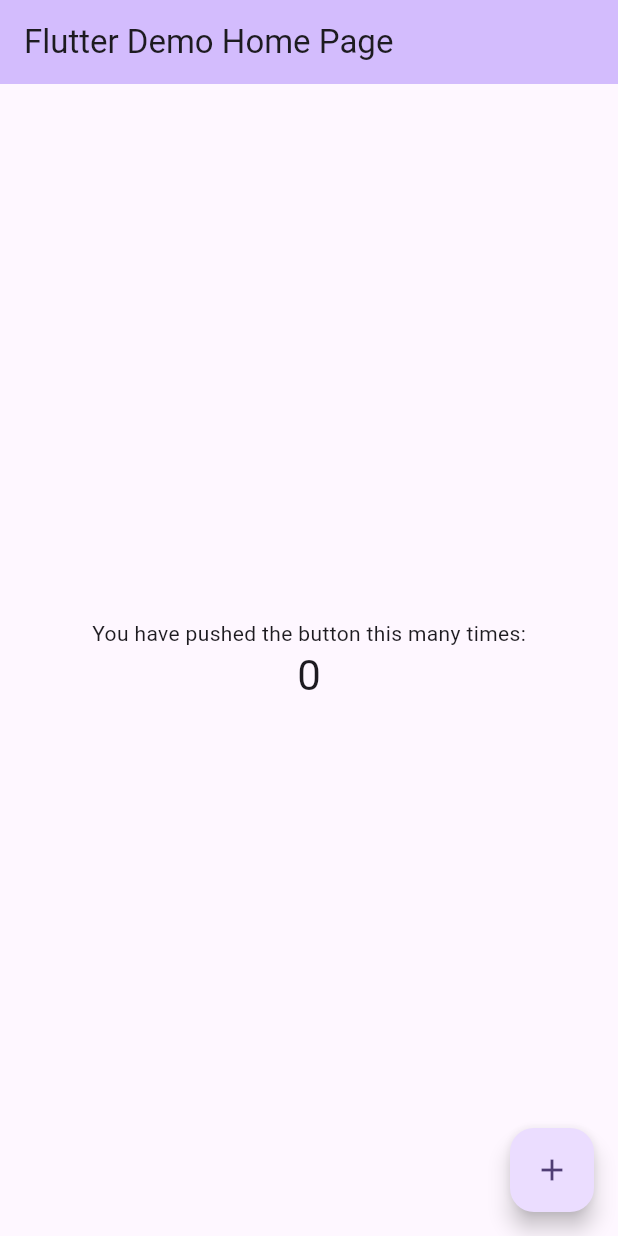
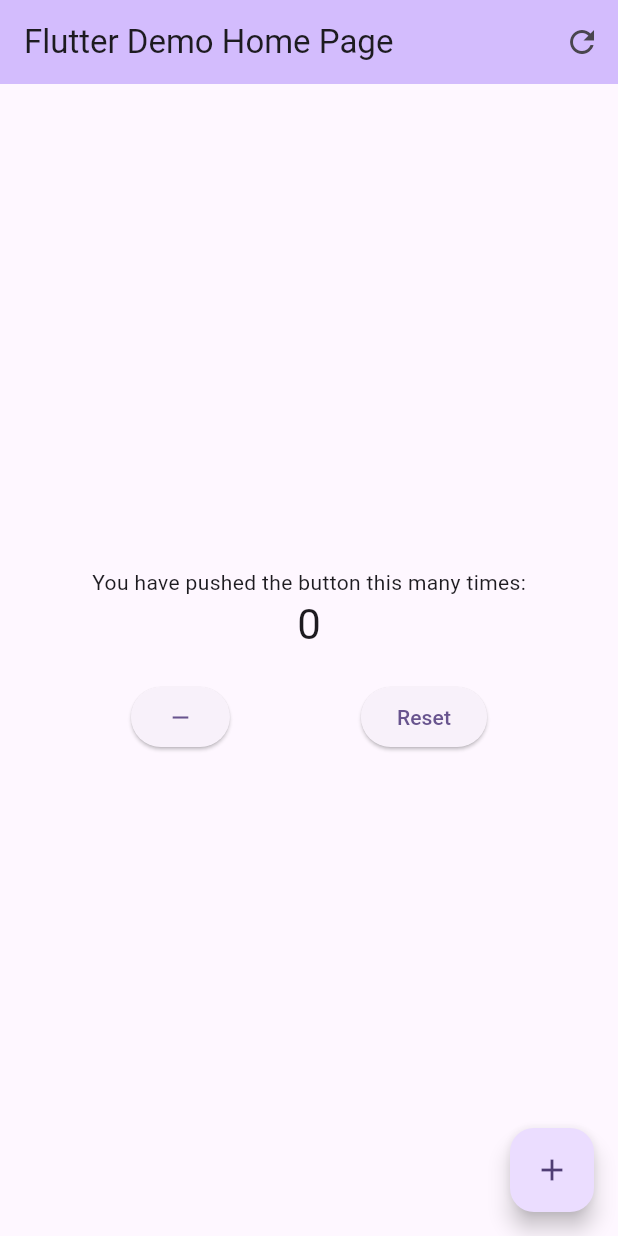
Before and after one commit to brut4luk3/fanys_price_table, a Flutter app: the screen it shows after launch, on a phone screen of 412 x 824 dp. Run offline on Flutter 3.47's test engine with Material 3 defaults, Android fonts, the phone set to English and light mode, and no system bars; our stand-ins replace dio, get, get_storage.

Commit message:
Implementação - Início

```diff
--- /dev/null
+++ b/lib/core/constants/app_constants.dart
@@ -0,0 +1,18 @@
+class AppConstants {
+  // App Info
+  static const String appName = 'Fany\'s Price Table';
+  static const String appVersion = '1.0.0';
+
+  // API
+  static const String baseUrl = 'https://api.example.com';
+  static const int timeoutDuration = 30;
+
+  // Storage Keys
+  static const String userTokenKey = 'user_token';
+  static const String userDataKey = 'user_data';
+
+  // Routes
+  static const String homeRoute = '/home';
+  static const String loginRoute = '/login';
+  static const String profileRoute = '/profile';
+}
--- /dev/null
+++ b/lib/features/home/views/home_view.dart
@@ -0,0 +1,62 @@
+import 'package:flutter/material.dart';
+import 'package:get/get.dart';
+import '../controllers/home_controller.dart';
+
+class HomeView extends GetView<HomeController> {
+  const HomeView({super.key});
+
+  @override
+  Widget build(BuildContext context) {
+    return Scaffold(
+      appBar: AppBar(
+        backgroundColor: Theme.of(context).colorScheme.inversePrimary,
+        title: Obx(() => Text(controller.title.value)),
+        actions: [
+          IconButton(
+            onPressed: controller.refreshData,
+            icon: const Icon(Icons.refresh),
+          ),
+        ],
+      ),
+      body: Obx(() {
+        if (controller.isLoading.value) {
+          return const Center(child: CircularProgressIndicator());
+        }
+
+        return Center(
+          child: Column(
+            mainAxisAlignment: MainAxisAlignment.center,
+            children: <Widget>[
+              const Text('You have pushed the button this many times:'),
+              Obx(
+                () => Text(
+                  '${controller.counter.value}',
+                  style: Theme.of(context).textTheme.headlineMedium,
+                ),
+              ),
+              const SizedBox(height: 20),
+              Row(
+                mainAxisAlignment: MainAxisAlignment.spaceEvenly,
+                children: [
+                  ElevatedButton(
+                    onPressed: controller.decrementCounter,
+                    child: const Icon(Icons.remove),
+                  ),
+                  ElevatedButton(
+                    onPressed: controller.resetCounter,
+                    child: const Text('Reset'),
+                  ),
+                ],
+              ),
+            ],
+          ),
+        );
+      }),
+      floatingActionButton: FloatingActionButton(
+        onPressed: controller.incrementCounter,
+        tooltip: 'Increment',
+        child: const Icon(Icons.add),
+      ),
+    );
+  }
+}
--- a/lib/main.dart
+++ b/lib/main.dart
@@ -1,122 +1,32 @@
 import 'package:flutter/material.dart';
+import 'package:get/get.dart';
+import 'package:get_storage/get_storage.dart';
+import 'core/constants/app_constants.dart';
+import 'routes/app_pages.dart';
 
-void main() {
+void main() async {
+  WidgetsFlutterBinding.ensureInitialized();
+
+  // Initialize GetStorage
+  await GetStorage.init();
+
   runApp(const MyApp());
 }
 
 class MyApp extends StatelessWidget {
   const MyApp({super.key});
 
-  // This widget is the root of your application.
   @override
   Widget build(BuildContext context) {
-    return MaterialApp(
-      title: 'Flutter Demo',
+    return GetMaterialApp(
+      title: AppConstants.appName,
       theme: ThemeData(
-        // This is the theme of your application.
-        //
-        // TRY THIS: Try running your application with "flutter run". You'll see
-        // the application has a purple toolbar. Then, without quitting the app,
-        // try changing the seedColor in the colorScheme below to Colors.green
-        // and then invoke "hot reload" (save your changes or press the "hot
-        // reload" button in a Flutter-supported IDE, or press "r" if you used
-        // the command line to start the app).
-        //
-        // Notice that the counter didn't reset back to zero; the application
-        // state is not lost during the reload. To reset the state, use hot
-        // restart instead.
-        //
-        // This works for code too, not just values: Most code changes can be
-        // tested with just a hot reload.
         colorScheme: ColorScheme.fromSeed(seedColor: Colors.deepPurple),
+        useMaterial3: true,
       ),
-      home: const MyHomePage(title: 'Flutter Demo Home Page'),
+      initialRoute: AppPages.initial,
+      getPages: AppPages.routes,
+      debugShowCheckedModeBanner: false,
     );
   }
 }
-
-class MyHomePage extends StatefulWidget {
-  const MyHomePage({super.key, required this.title});
-
-  // This widget is the home page of your application. It is stateful, meaning
-  // that it has a State object (defined below) that contains fields that affect
-  // how it looks.
-
-  // This class is the configuration for the state. It holds the values (in this
-  // case the title) provided by the parent (in this case the App widget) and
-  // used by the build method of the State. Fields in a Widget subclass are
-  // always marked "final".
-
-  final String title;
-
-  @override
-  State<MyHomePage> createState() => _MyHomePageState();
-}
-
-class _MyHomePageState extends State<MyHomePage> {
-  int _counter = 0;
-
-  void _incrementCounter() {
-    setState(() {
-      // This call to setState tells the Flutter framework that something has
-      // changed in this State, which causes it to rerun the build method below
-      // so that the display can reflect the updated values. If we changed
-      // _counter without calling setState(), then the build method would not be
-      // called again, and so nothing would appear to happen.
-      _counter++;
-    });
-  }
-
-  @override
-  Widget build(BuildContext context) {
-    // This method is rerun every time setState is called, for instance as done
-    // by the _incrementCounter method above.
-    //
-    // The Flutter framework has been optimized to make rerunning build methods
-    // fast, so that you can just rebuild anything that needs updating rather
-    // than having to individually change instances of widgets.
-    return Scaffold(
-      appBar: AppBar(
-        // TRY THIS: Try changing the color here to a specific color (to
-        // Colors.amber, perhaps?) and trigger a hot reload to see the AppBar
-        // change color while the other colors stay the same.
-        backgroundColor: Theme.of(context).colorScheme.inversePrimary,
-        // Here we take the value from the MyHomePage object that was created by
-        // the App.build method, and use it to set our appbar title.
-        title: Text(widget.title),
-      ),
-      body: Center(
-        // Center is a layout widget. It takes a single child and positions it
-        // in the middle of the parent.
-        child: Column(
-          // Column is also a layout widget. It takes a list of children and
-          // arranges them vertically. By default, it sizes itself to fit its
-          // children horizontally, and tries to be as tall as its parent.
-          //
-          // Column has various properties to control how it sizes itself and
-          // how it positions its children. Here we use mainAxisAlignment to
-          // center the children vertically; the main axis here is the vertical
-          // axis because Columns are vertical (the cross axis would be
-          // horizontal).
-          //
-          // TRY THIS: Invoke "debug painting" (choose the "Toggle Debug Paint"
-          // action in the IDE, or press "p" in the console), to see the
-          // wireframe for each widget.
-          mainAxisAlignment: MainAxisAlignment.center,
-          children: <Widget>[
-            const Text('You have pushed the button this many times:'),
-            Text(
-              '$_counter',
-              style: Theme.of(context).textTheme.headlineMedium,
-            ),
-          ],
-        ),
-      ),
-      floatingActionButton: FloatingActionButton(
-        onPressed: _incrementCounter,
-        tooltip: 'Increment',
-        child: const Icon(Icons.add),
-      ), // This trailing comma makes auto-formatting nicer for build methods.
-    );
-  }
-}
--- /dev/null
+++ b/lib/routes/app_pages.dart
@@ -0,0 +1,21 @@
+import 'package:get/get.dart';
+import '../features/home/views/home_view.dart';
+import '../features/home/bindings/home_binding.dart';
+
+class AppPages {
+  static const initial = AppRoutes.home;
+
+  static final routes = [
+    GetPage(
+      name: AppRoutes.home,
+      page: () => const HomeView(),
+      binding: HomeBinding(),
+    ),
+  ];
+}
+
+abstract class AppRoutes {
+  static const home = '/home';
+  static const login = '/login';
+  static const profile = '/profile';
+}
```
Also changed, not shown: lib/core/services/api_service.dart (added, +110 -0 lines), lib/core/services/storage_service.dart (added, +52 -0 lines), lib/core/widgets/custom_button.dart (added, +49 -0 lines), lib/features/home/bindings/home_binding.dart (added, +16 -0 lines), lib/features/home/controllers/home_controller.dart (added, +58 -0 lines), pubspec.yaml (+9 -0 lines), pubspec.lock, 1 other file.
